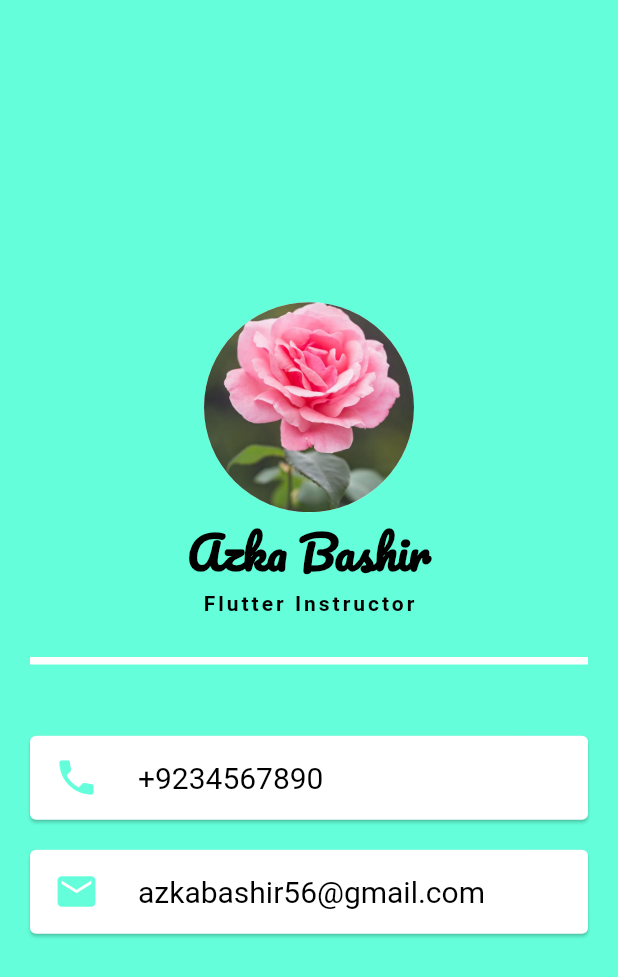
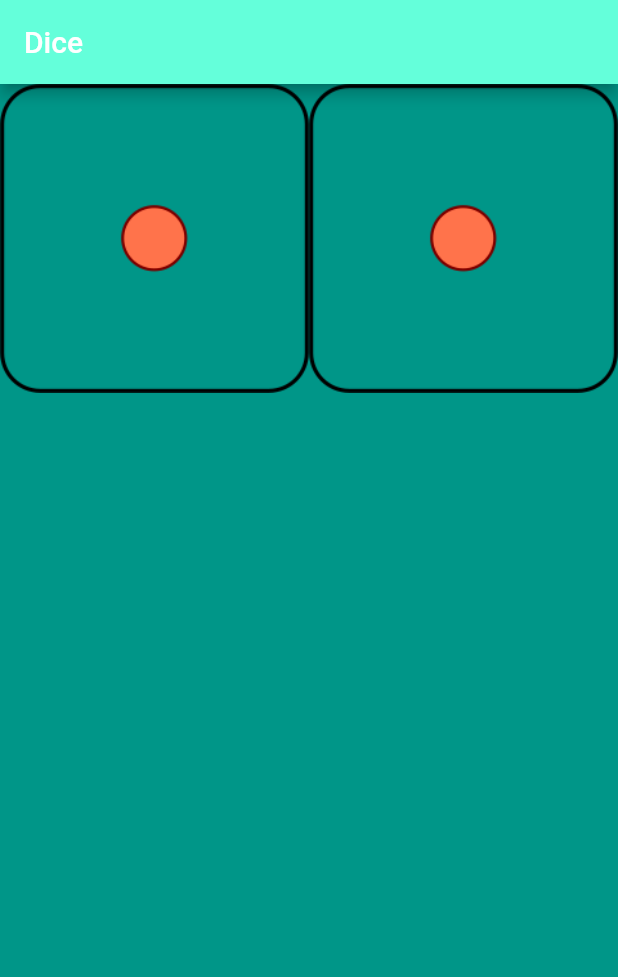
Before and after one commit to azkaBashir45/FlutterPractice, a Flutter app: the screen it shows after launch, on a phone screen of 412 x 824 dp. Shown: the top 977 px of the screen. Run offline on Flutter 3.47's test engine with Material 2 defaults, Android fonts, the phone set to English and light mode, and no system bars.

Commit message:
Expanded and new method image asset krny ka tareqa

```diff
--- a/lib/main.dart
+++ b/lib/main.dart
@@ -12,92 +12,25 @@ class MyApp extends StatelessWidget {
     return MaterialApp(
       title: 'Flutter Demo',
       home: Scaffold(
-          backgroundColor: Colors.tealAccent,
-          body: SafeArea(
-            child: Column(
-              mainAxisAlignment: MainAxisAlignment.center,
-              children: <Widget>[
-                Center(
-                  child: CircleAvatar(
-                    backgroundImage: AssetImage('lib/images/flower.jpeg'),
-                    backgroundColor: Colors.white,
-                    radius: 70,
-                  ),
-                ),
-                Center(
-                  child: Text(
-                    'Azka Bashir',
-                    style: TextStyle(
-                      color: Colors.black,
-                      fontFamily: 'Pacifico',
-                      fontWeight: FontWeight.bold,
-                      fontSize: 30,
-                    ),
-                  ),
-                ),
-                Center(
-                  child: Text(
-                    'Flutter Instructor',
-                    style: TextStyle(
-                      color: Colors.black,
-                      letterSpacing: 2,
-                      fontWeight: FontWeight.bold,
-                      fontSize: 14,
-                    ),
-                  ),
-                ),
-                SizedBox(
-                  height: 20,
-                ),
-                Divider(
-                  height: 20,
-                  thickness: 5,
-                  indent: 20,
-                  endIndent: 20,
-                  color: Colors.white,
-                ),
-                SizedBox(
-                  height: 40,
-                ),
-                Card(
-                  margin: EdgeInsets.symmetric(horizontal: 20),
-                  color: Colors.white,
-                  child: ListTile(
-                    leading: Icon(
-                      Icons.phone,
-                      size: 30.0,
-                      color: Colors.tealAccent,
-                    ),
-                    title: Text(
-                      '+9234567890',
-                      style: TextStyle(
-                        color: Colors.black,
-                        fontSize: 20,
-                      ),
-                    ),
-                  ),
-                ),
-                SizedBox(
-                  height: 20,
-                ),
-                Card(
-                  margin: EdgeInsets.symmetric(horizontal: 20),
-                  color: Colors.white,
-                  child: ListTile(
-                    leading: Icon(
-                      Icons.email,
-                      size: 30.0,
-                      color: Colors.tealAccent,
-                    ),
-                    title: Text(
-                      'azkabashir56@gmail.com',
-                      style: TextStyle(color: Colors.black, fontSize: 20),
-                    ),
-                  ),
-                ),
-              ],
-            ),
-          )),
+          backgroundColor: Colors.teal,
+          appBar: AppBar(
+            title: Text("Dice"),
+            backgroundColor: Colors.tealAccent,
+          ),
+          body: DicePage()),
     );
   }
 }
+
+class DicePage extends StatelessWidget {
+  @override
+  Widget build(BuildContext context) {
+    return Row(
+      children: [
+        //Expanded colum row m space fill krdyta h
+        Expanded(child: Image(image: AssetImage('lib/images/dic1.svg.png'))),
+        Expanded(child: Image.asset('lib/images/dic1.svg.png'))
+      ],
+    );
+  }
+}
--- a/pubspec.yaml
+++ b/pubspec.yaml
@@ -46,7 +46,7 @@ flutter:
 
   # To add assets to your application, add an assets section, like this:
   assets:
-   - lib/images/flower.jpeg
+   - lib/images/
   fonts:
     - family: Pacifico
       fonts:
```
Also changed, not shown: lib/images/Dice2.svg.png (added), lib/images/Dice3.svg.png (added), lib/images/Dice4.svg.png (added), lib/images/Dice5.svg.png (added), lib/images/Dice6.svg.png (added), lib/images/dic1.svg.png (added), lib/images/flower.jpeg (deleted).
